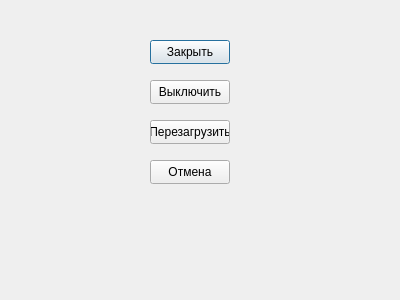
Above: exitdialog.ui from Wooferpenza/HMI before the change. Below: the same form after it.
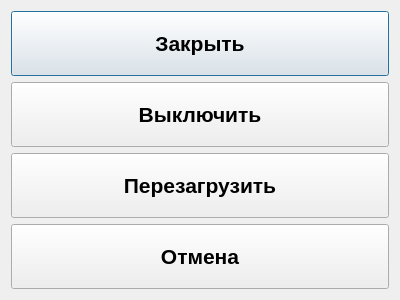
That is the form after the change.

Diff of the .ui file:
```diff
--- a/exitdialog.ui
+++ b/exitdialog.ui
@@ -10,61 +10,96 @@
     <height>300</height>
    </rect>
   </property>
+  <property name="sizePolicy">
+   <sizepolicy hsizetype="Fixed" vsizetype="Fixed">
+    <horstretch>0</horstretch>
+    <verstretch>0</verstretch>
+   </sizepolicy>
+  </property>
   <property name="windowTitle">
    <string>Dialog</string>
   </property>
+  <property name="modal">
+   <bool>false</bool>
+  </property>
+  <layout class="QVBoxLayout" name="verticalLayout">
+   <item>
   <widget class="QPushButton" name="CloseButton">
-   <property name="geometry">
-    <rect>
-     <x>150</x>
-     <y>40</y>
-     <width>80</width>
-     <height>24</height>
-    </rect>
+     <property name="sizePolicy">
+      <sizepolicy hsizetype="Minimum" vsizetype="Preferred">
+       <horstretch>0</horstretch>
+       <verstretch>0</verstretch>
+      </sizepolicy>
+     </property>
+     <property name="font">
+      <font>
+       <pointsize>16</pointsize>
+       <bold>true</bold>
+      </font>
    </property>
    <property name="text">
     <string>Закрыть</string>
    </property>
   </widget>
+   </item>
+   <item>
   <widget class="QPushButton" name="ShutdownButton">
-   <property name="geometry">
-    <rect>
-     <x>150</x>
-     <y>80</y>
-     <width>80</width>
-     <height>24</height>
-    </rect>
+     <property name="sizePolicy">
+      <sizepolicy hsizetype="Minimum" vsizetype="Preferred">
+       <horstretch>0</horstretch>
+       <verstretch>0</verstretch>
+      </sizepolicy>
+     </property>
+     <property name="font">
+      <font>
+       <pointsize>16</pointsize>
+       <bold>true</bold>
+      </font>
    </property>
    <property name="text">
     <string>Выключить</string>
    </property>
   </widget>
+   </item>
+   <item>
   <widget class="QPushButton" name="RestartButton">
-   <property name="geometry">
-    <rect>
-     <x>150</x>
-     <y>120</y>
-     <width>80</width>
-     <height>24</height>
-    </rect>
+     <property name="sizePolicy">
+      <sizepolicy hsizetype="Minimum" vsizetype="Preferred">
+       <horstretch>0</horstretch>
+       <verstretch>0</verstretch>
+      </sizepolicy>
+     </property>
+     <property name="font">
+      <font>
+       <pointsize>16</pointsize>
+       <bold>true</bold>
+      </font>
    </property>
    <property name="text">
     <string>Перезагрузить</string>
    </property>
   </widget>
+   </item>
+   <item>
   <widget class="QPushButton" name="CancelButton">
-   <property name="geometry">
-    <rect>
-     <x>150</x>
-     <y>160</y>
-     <width>80</width>
-     <height>24</height>
-    </rect>
+     <property name="sizePolicy">
+      <sizepolicy hsizetype="Minimum" vsizetype="Preferred">
+       <horstretch>0</horstretch>
+       <verstretch>0</verstretch>
+      </sizepolicy>
+     </property>
+     <property name="font">
+      <font>
+       <pointsize>16</pointsize>
+       <bold>true</bold>
+      </font>
    </property>
    <property name="text">
     <string>Отмена</string>
    </property>
   </widget>
+   </item>
+  </layout>
  </widget>
  <resources/>
  <connections/>
```
Left out of the diff: 5 changed lines with no effect on the pictures. Lines whose indentation alone changed are shown as unchanged.
